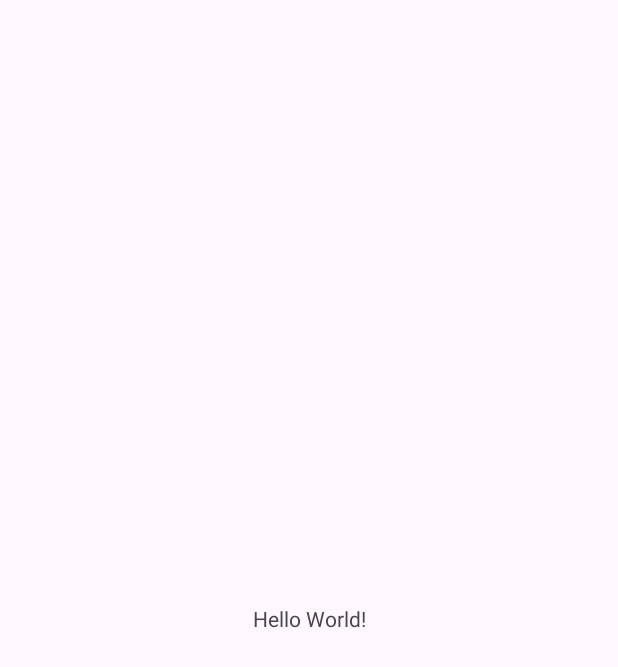
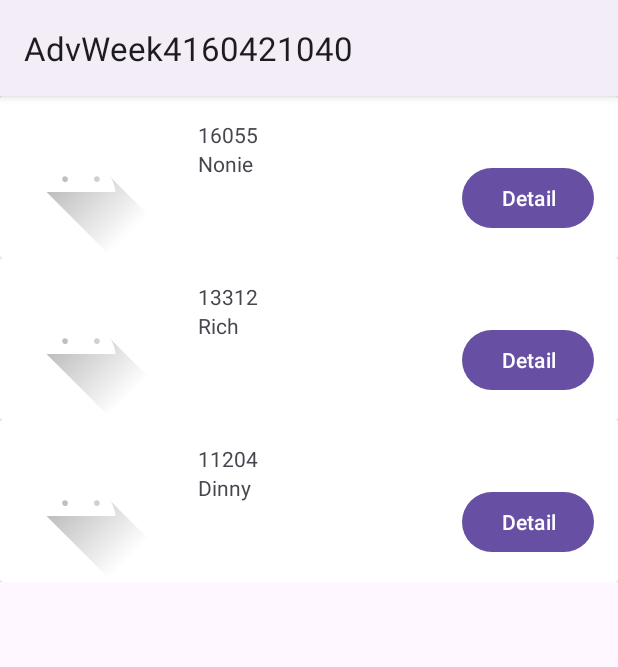
Before and after one commit to Vincent-160421040/AdvWeek4_160421040, an Android app: the screen it shows after launch (MainActivity), on a phone screen of 412 x 824 dp. Before the commit the part shown is almost empty. Shown: the top 667 px of the screen. Run offline under Robolectric (Android 15) with nearby library versions, the phone set to English and light mode, and no system bars.

Commit message:
TUGAS WEEK 4 ANMP

```diff
--- a/app/src/main/AndroidManifest.xml
+++ b/app/src/main/AndroidManifest.xml
@@ -13,7 +13,7 @@
         android:theme="@style/Theme.AdvWeek4160421040"
         tools:targetApi="31">
         <activity
-            android:name=".MainActivity"
+            android:name=".view.MainActivity"
             android:exported="true">
             <intent-filter>
                 <action android:name="android.intent.action.MAIN" />
--- /dev/null
+++ b/app/src/main/java/com/dimas/advweek4160421040/model/Model.kt
@@ -0,0 +1,9 @@
+package com.dimas.advweek4160421040.model
+
+data class Student(
+    val id:String?,
+    val name:String?,
+    val dob:String?,
+    val phone:String?,
+    val photoUrl:String?
+)
--- a/app/src/main/java/com/dimas/advweek4160421040/MainActivity.kt
+++ b/app/src/main/java/com/dimas/advweek4160421040/view/MainActivity.kt
@@ -1,7 +1,8 @@
-package com.dimas.advweek4160421040
+package com.dimas.advweek4160421040.view
 
 import androidx.appcompat.app.AppCompatActivity
 import android.os.Bundle
+import com.dimas.advweek4160421040.R
 
 class MainActivity : AppCompatActivity() {
     override fun onCreate(savedInstanceState: Bundle?) {
--- /dev/null
+++ b/app/src/main/java/com/dimas/advweek4160421040/view/StudentListAdapter.kt
@@ -0,0 +1,37 @@
+package com.dimas.advweek4160421040.view
+
+import android.view.LayoutInflater
+import android.view.ViewGroup
+import androidx.navigation.Navigation
+import androidx.recyclerview.widget.RecyclerView
+import com.dimas.advweek4160421040.databinding.StudentListItemBinding
+import com.dimas.advweek4160421040.model.Student
+
+class StudentListAdapter(val studentList:ArrayList<Student>):RecyclerView.Adapter<StudentListAdapter.StudentViewHolder>() {
+    class StudentViewHolder(var binding: StudentListItemBinding):RecyclerView.ViewHolder(binding.root)
+
+    override fun onCreateViewHolder(parent: ViewGroup, viewType: Int): StudentViewHolder {
+        val binding = StudentListItemBinding.inflate(LayoutInflater.from(parent.context), parent, false)
+        return StudentViewHolder(binding)
+    }
+
+    override fun getItemCount(): Int {
+        return studentList.size
+    }
+
+    override fun onBindViewHolder(holder: StudentViewHolder, position: Int) {
+        holder.binding.txtID.text = studentList[position].id
+        holder.binding.txtName.text = studentList[position].name
+
+        holder.binding.btnDetail.setOnClickListener {
+            val action = StudentListFragmentDirections.actionStudentDetail()
+            Navigation.findNavController(it).navigate(action)
+        }
+    }
+
+    fun updateStudentList(newStudentList: ArrayList<Student>) {
+        studentList.clear()
+        studentList.addAll(newStudentList)
+        notifyDataSetChanged()
+    }
+}
--- /dev/null
+++ b/app/src/main/java/com/dimas/advweek4160421040/view/StudentListFragment.kt
@@ -0,0 +1,70 @@
+package com.dimas.advweek4160421040.view
+
+import android.os.Bundle
+import androidx.fragment.app.Fragment
+import android.view.LayoutInflater
+import android.view.View
+import android.view.ViewGroup
+import androidx.lifecycle.Observer
+import androidx.lifecycle.ViewModelProvider
+import androidx.recyclerview.widget.LinearLayoutManager
+import com.dimas.advweek4160421040.R
+import com.dimas.advweek4160421040.databinding.FragmentStudentListBinding
+import com.dimas.advweek4160421040.viewmodel.ListViewModel
+
+class StudentListFragment : Fragment() {
+    private lateinit var viewModel:ListViewModel
+    private val studentListAdapter  = StudentListAdapter(arrayListOf())
+    private lateinit var binding:FragmentStudentListBinding
+
+    override fun onCreateView(
+        inflater: LayoutInflater, container: ViewGroup?,
+        savedInstanceState: Bundle?
+    ): View? {
+        binding = FragmentStudentListBinding.inflate(inflater,container, false)
+        return binding.root
+    }
+
+    override fun onViewCreated(view: View, savedInstanceState: Bundle?) {
+        super.onViewCreated(view, savedInstanceState)
+
+        viewModel = ViewModelProvider(this).get(ListViewModel::class.java)
+        viewModel.refresh()
+
+        binding.recView.layoutManager = LinearLayoutManager(context)
+        binding.recView.adapter = studentListAdapter
+
+        observeViewModel()
+    }
+
+    fun observeViewModel() {
+        viewModel.studentsLD.observe(viewLifecycleOwner, Observer {
+            studentListAdapter.updateStudentList(it)
+        })
+
+        viewModel.studentLoadErrorLD.observe(viewLifecycleOwner, Observer {
+            if(it == true)
+            {
+                binding.txtError?.visibility = View.VISIBLE
+            }
+            else
+            {
+                binding.txtError?.visibility = View.GONE
+            }
+        })
+
+        viewModel.loadingLD.observe(viewLifecycleOwner, Observer {
+            if(it == true)
+            {
+                binding.recView.visibility = View.GONE
+                binding.progressLoad.visibility = View.VISIBLE
+            }
+            else
+            {
+                binding.recView.visibility = View.VISIBLE
+                binding.progressLoad.visibility = View.GONE
+            }
+        })
+
+    }
+}
--- /dev/null
+++ b/app/src/main/java/com/dimas/advweek4160421040/viewmodel/ListViewModel.kt
@@ -0,0 +1,27 @@
+package com.dimas.advweek4160421040.viewmodel
+
+import androidx.lifecycle.MutableLiveData
+import androidx.lifecycle.ViewModel
+import com.dimas.advweek4160421040.model.Student
+
+class ListViewModel:ViewModel() {
+    val studentsLD = MutableLiveData<ArrayList<Student>>()
+    val studentLoadErrorLD = MutableLiveData<Boolean>()
+    val loadingLD = MutableLiveData<Boolean>()
+
+    fun refresh() {
+        studentsLD.value = arrayListOf(
+            Student("16055","Nonie","1998/03/28","5718444778",
+                "http://dummyimage.com/75x100" + ".jpg/cc0000/ffffff"),
+
+            Student("13312","Rich","1994/12/14","3925444073",
+                "http://dummyimage.com/75x100" + ".jpg/5fa2dd/ffffff"),
+
+            Student("11204","Dinny","1994/10/07","6827808747",
+                "http://dummyimage.com/75x100.jpg/5fa2dd/ffffff1")
+        )
+
+        studentLoadErrorLD.value = false
+        loadingLD.value = false
+    }
+}
--- a/app/src/main/res/layout/activity_main.xml
+++ b/app/src/main/res/layout/activity_main.xml
@@ -4,15 +4,17 @@
     xmlns:tools="http://schemas.android.com/tools"
     android:layout_width="match_parent"
     android:layout_height="match_parent"
-    tools:context=".MainActivity">
+    tools:context=".view.MainActivity">
 
-    <TextView
-        android:layout_width="wrap_content"
-        android:layout_height="wrap_content"
-        android:text="Hello World!"
+    <androidx.fragment.app.FragmentContainerView
+        android:id="@+id/fragmentHost"
+        android:name="androidx.navigation.fragment.NavHostFragment"
+        android:layout_width="0dp"
+        android:layout_height="0dp"
         app:layout_constraintBottom_toBottomOf="parent"
         app:layout_constraintEnd_toEndOf="parent"
         app:layout_constraintStart_toStartOf="parent"
-        app:layout_constraintTop_toTopOf="parent" />
+        app:layout_constraintTop_toTopOf="parent"
+        app:navGraph="@navigation/main_navigation"/>
 
 </androidx.constraintlayout.widget.ConstraintLayout>
--- /dev/null
+++ b/app/src/main/res/layout/fragment_student_list.xml
@@ -0,0 +1,44 @@
+<?xml version="1.0" encoding="utf-8"?>
+<FrameLayout xmlns:android="http://schemas.android.com/apk/res/android"
+    xmlns:app="http://schemas.android.com/apk/res-auto"
+    xmlns:tools="http://schemas.android.com/tools"
+    android:layout_width="match_parent"
+    android:layout_height="match_parent"
+    tools:context=".view.StudentListFragment">
+
+    <androidx.swiperefreshlayout.widget.SwipeRefreshLayout
+        android:layout_width="match_parent"
+        android:layout_height="match_parent"
+        tools:context=".view.StudentListFragment">
+
+        <androidx.constraintlayout.widget.ConstraintLayout
+            android:layout_width="match_parent"
+            android:layout_height="match_parent">
+
+            <TextView
+                android:id="@+id/txtError"
+                android:layout_width="wrap_content"
+                android:layout_height="wrap_content"
+                android:text="Error while loading data"
+                app:layout_constraintBottom_toBottomOf="parent"
+                app:layout_constraintEnd_toEndOf="parent"
+                app:layout_constraintStart_toStartOf="parent"
+                app:layout_constraintTop_toTopOf="parent" />
+
+            <ProgressBar
+                android:id="@+id/progressLoad"
+                style="?android:attr/progressBarStyle"
+                android:layout_width="wrap_content"
+                android:layout_height="wrap_content"
+                app:layout_constraintBottom_toBottomOf="parent"
+                app:layout_constraintEnd_toEndOf="@+id/recView"
+                app:layout_constraintStart_toStartOf="parent"
+                app:layout_constraintTop_toTopOf="parent" />
+
+            <androidx.recyclerview.widget.RecyclerView
+                android:id="@+id/recView"
+                android:layout_width="match_parent"
+                android:layout_height="match_parent" />
+        </androidx.constraintlayout.widget.ConstraintLayout>
+    </androidx.swiperefreshlayout.widget.SwipeRefreshLayout>
+</FrameLayout>
--- /dev/null
+++ b/app/src/main/res/layout/student_list_item.xml
@@ -0,0 +1,59 @@
+<?xml version="1.0" encoding="utf-8"?>
+<androidx.constraintlayout.widget.ConstraintLayout xmlns:android="http://schemas.android.com/apk/res/android"
+    xmlns:app="http://schemas.android.com/apk/res-auto"
+    xmlns:tools="http://schemas.android.com/tools"
+    android:layout_width="match_parent"
+    android:layout_height="wrap_content">
+
+    <androidx.cardview.widget.CardView
+        android:layout_width="match_parent"
+        android:layout_height="wrap_content"
+        app:layout_constraintBottom_toBottomOf="parent"
+        app:layout_constraintEnd_toEndOf="parent"
+        app:layout_constraintStart_toStartOf="parent"
+        app:layout_constraintTop_toTopOf="parent">
+
+        <androidx.constraintlayout.widget.ConstraintLayout
+            android:layout_width="match_parent"
+            android:layout_height="match_parent">
+
+            <TextView
+                android:id="@+id/txtName"
+                android:layout_width="wrap_content"
+                android:layout_height="wrap_content"
+                android:layout_marginStart="24dp"
+                android:text="Student Name"
+                app:layout_constraintStart_toEndOf="@+id/imageView"
+                app:layout_constraintTop_toBottomOf="@+id/txtID" />
+
+            <TextView
+                android:id="@+id/txtID"
+                android:layout_width="wrap_content"
+                android:layout_height="wrap_content"
+                android:layout_marginStart="24dp"
+                android:layout_marginTop="16dp"
+                android:text="ID"
+                app:layout_constraintStart_toEndOf="@+id/imageView"
+                app:layout_constraintTop_toTopOf="parent" />
+
+            <ImageView
+                android:id="@+id/imageView"
+                android:layout_width="wrap_content"
+                android:layout_height="wrap_content"
+                android:src="@drawable/ic_launcher_foreground"
+                app:layout_constraintBottom_toBottomOf="parent"
+                app:layout_constraintStart_toStartOf="parent"
+                app:layout_constraintTop_toTopOf="parent" />
+
+            <Button
+                android:id="@+id/btnDetail"
+                android:layout_width="wrap_content"
+                android:layout_height="wrap_content"
+                android:layout_marginEnd="16dp"
+                android:layout_marginBottom="16dp"
+                android:text="Detail"
+                app:layout_constraintBottom_toBottomOf="parent"
+                app:layout_constraintEnd_toEndOf="parent" />
+        </androidx.constraintlayout.widget.ConstraintLayout>
+    </androidx.cardview.widget.CardView>
+</androidx.constraintlayout.widget.ConstraintLayout>
--- /dev/null
+++ b/app/src/main/res/navigation/main_navigation.xml
@@ -0,0 +1,22 @@
+<?xml version="1.0" encoding="utf-8"?>
+<navigation xmlns:android="http://schemas.android.com/apk/res/android"
+    xmlns:app="http://schemas.android.com/apk/res-auto"
+    xmlns:tools="http://schemas.android.com/tools"
+    android:id="@+id/main_navigation"
+    app:startDestination="@id/studentListFragment">
+
+    <fragment
+        android:id="@+id/studentDetailFragment"
+        android:name="com.dimas.advweek4160421040.view.StudentDetailFragment"
+        android:label="fragment_student_detail"
+        tools:layout="@layout/fragment_student_detail" />
+    <fragment
+        android:id="@+id/studentListFragment"
+        android:name="com.dimas.advweek4160421040.view.StudentListFragment"
+        android:label="fragment_student_list"
+        tools:layout="@layout/fragment_student_list" >
+        <action
+            android:id="@+id/actionStudentDetail"
+            app:destination="@id/studentDetailFragment" />
+    </fragment>
+</navigation>
--- a/app/src/main/res/values-night/themes.xml
+++ b/app/src/main/res/values-night/themes.xml
@@ -1,6 +1,6 @@
 <resources xmlns:tools="http://schemas.android.com/tools">
     <!-- Base application theme. -->
-    <style name="Base.Theme.AdvWeek4160421040" parent="Theme.Material3.DayNight.NoActionBar">
+    <style name="Theme.ANMPStudent" parent="Theme.Material3.Dark">
         <!-- Customize your dark theme here. -->
         <!-- <item name="colorPrimary">@color/my_dark_primary</item> -->
     </style>
--- a/app/src/main/res/values/strings.xml
+++ b/app/src/main/res/values/strings.xml
@@ -1,3 +1,5 @@
 <resources>
     <string name="app_name">AdvWeek4160421040</string>
+    <!-- TODO: Remove or change this placeholder text -->
+    <string name="hello_blank_fragment">Hello blank fragment</string>
 </resources>
--- a/app/src/main/res/values/themes.xml
+++ b/app/src/main/res/values/themes.xml
@@ -1,9 +1,9 @@
 <resources xmlns:tools="http://schemas.android.com/tools">
     <!-- Base application theme. -->
-    <style name="Base.Theme.AdvWeek4160421040" parent="Theme.Material3.DayNight.NoActionBar">
+    <style name="Theme.ANMPStudent" parent="Theme.Material3.DayNight">
         <!-- Customize your light theme here. -->
         <!-- <item name="colorPrimary">@color/my_light_primary</item> -->
     </style>
 
-    <style name="Theme.AdvWeek4160421040" parent="Base.Theme.AdvWeek4160421040" />
+    <style name="Theme.AdvWeek4160421040" parent="Theme.ANMPStudent" />
 </resources>
```
Also changed, not shown: app/build.gradle.kts (+12 -2 lines), app/src/main/java/com/dimas/advweek4160421040/view/StudentDetailFragment.kt (added, +44 -0 lines), app/src/main/java/com/dimas/advweek4160421040/viewmodel/DetailViewModel.kt (added, +16 -0 lines), app/src/main/res/layout/fragment_student_detail.xml (added, +97 -0 lines), build.gradle.kts (+9 -0 lines).
